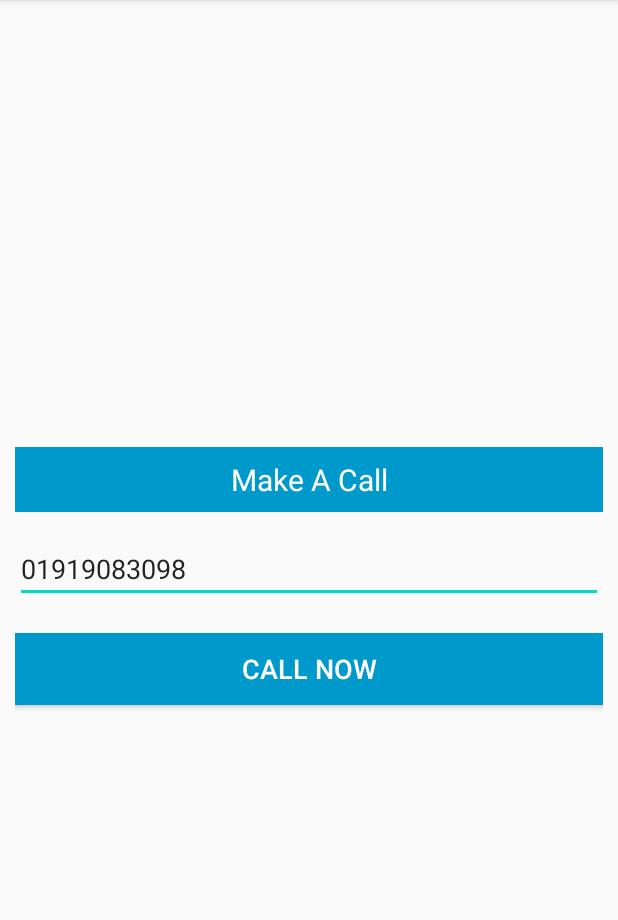
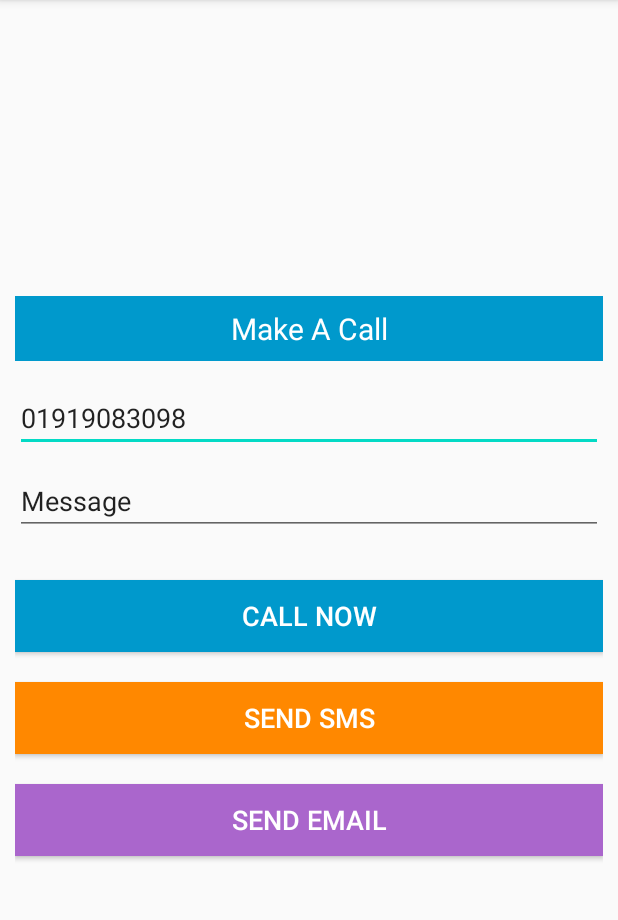
Before and after one commit to cseshahriar/Android-Learning-Repository, an Android app: the screen it shows after launch (MainActivity), after a tap on "CALL NOW", on a phone screen of 412 x 824 dp, the part 84-1004 px from its top. Run offline under Robolectric (Android 15) with nearby library versions, the phone set to English and light mode, and no system bars.

Commit message:
send sms

```diff
--- a/TelephoneApp/app/src/main/AndroidManifest.xml
+++ b/TelephoneApp/app/src/main/AndroidManifest.xml
@@ -2,7 +2,8 @@
 <manifest xmlns:android="http://schemas.android.com/apk/res/android"
     package="com.example.telephoneapp">
 
-    <uses-permission android:name="android.permission.CALL_PHONE"/>
+    <uses-permission android:name="android.permission.CALL_PHONE" />
+    <uses-permission android:name="android.permission.SEND_SMS" />
 
     <application
         android:allowBackup="true"
@@ -11,6 +12,7 @@
         android:roundIcon="@mipmap/ic_launcher_round"
         android:supportsRtl="true"
         android:theme="@style/AppTheme">
+        <activity android:name=".ThirdActivity"></activity>
         <activity android:name=".MainActivity">
             <intent-filter>
                 <action android:name="android.intent.action.MAIN" />
--- a/TelephoneApp/app/src/main/java/com/example/telephoneapp/MainActivity.java
+++ b/TelephoneApp/app/src/main/java/com/example/telephoneapp/MainActivity.java
@@ -4,6 +4,7 @@ import androidx.appcompat.app.AppCompatActivity;
 import androidx.core.app.ActivityCompat;
 
 import android.Manifest;
+import android.app.PendingIntent;
 import android.content.ActivityNotFoundException;
 import android.content.Context;
 import android.content.Intent;
@@ -11,6 +12,7 @@ import android.content.pm.PackageManager;
 import android.net.Uri;
 import android.os.Build;
 import android.os.Bundle;
+import android.telephony.SmsManager;
 import android.util.Log;
 import android.view.View;
 import android.widget.Button;
@@ -19,8 +21,8 @@ import android.widget.Toast;
 
 public class MainActivity extends AppCompatActivity {
     // properties
-    EditText editText;
-    Button button;
+    EditText editText, msg;
+    Button button, smsbutton, emailbutton;
     private  int PHONE_PERMISSION_CODE = 03;
 
     @Override
@@ -29,18 +31,24 @@ public class MainActivity extends AppCompatActivity {
         setContentView(R.layout.activity_main);
 
         editText = findViewById(R.id.phone);
+        msg = findViewById(R.id.msgEt);
         button = findViewById(R.id.callbtn);
+        smsbutton = findViewById(R.id.smsbtn);
+        emailbutton = findViewById(R.id.emailbtn);
 
+        final String mobileNumber = editText.getText().toString();
+
+        // makeing a phone call
         button.setOnClickListener(new View.OnClickListener() {
             @Override
             public void onClick(View v) {
-                String number =  editText.getText().toString();
-                if (number == "null" || number == "") {
+
+                if (mobileNumber == "null" || mobileNumber == "") {
                     Toast.makeText(MainActivity.this, "Phone number is required!", Toast.LENGTH_SHORT).show();
                 } else {
                     if(Build.VERSION.SDK_INT >= Build.VERSION_CODES.M) {
                         if (ActivityCompat.checkSelfPermission(MainActivity.this, Manifest.permission.CALL_PHONE) == PackageManager.PERMISSION_GRANTED) {
-                            MainActivity.this.startActivity(new Intent(Intent.ACTION_DIAL, Uri.parse("tel:" + number)));
+                            MainActivity.this.startActivity(new Intent(Intent.ACTION_DIAL, Uri.parse("tel:" + mobileNumber)));
                         } else {
                             if(ActivityCompat.shouldShowRequestPermissionRationale(MainActivity.this,  Manifest.permission.CALL_PHONE)) {
                                 Toast.makeText(MainActivity.this, "App requires Phone Call  Permission!", Toast.LENGTH_SHORT).show();
@@ -48,10 +56,33 @@ public class MainActivity extends AppCompatActivity {
                             ActivityCompat.requestPermissions(MainActivity.this, new String[]{Manifest.permission.CALL_PHONE}, PHONE_PERMISSION_CODE);
                         }
                     } else {
-                        MainActivity.this.startActivity(new Intent(Intent.ACTION_DIAL, Uri.parse("tel:" + number)));
+                        MainActivity.this.startActivity(new Intent(Intent.ACTION_DIAL, Uri.parse("tel:" + mobileNumber)));
                     }
                 }
             }
         });
+
+        // sms sending
+        smsbutton.setOnClickListener(new View.OnClickListener() {
+            @Override
+            public void onClick(View v) {
+                 String sms    = msg.getText().toString();
+
+                Intent intent = new Intent(Intent.ACTION_VIEW, Uri.parse("sms:" + mobileNumber));
+                intent.putExtra("sms_body", sms);
+                startActivity(intent);
+                Toast.makeText(getApplicationContext(), "Message has been successfully send!", Toast.LENGTH_SHORT).show();
+            }
+        });
+
+        // email sending
+        emailbutton.setOnClickListener(new View.OnClickListener() {
+            @Override
+            public void onClick(View v) {
+
+            }
+        });
+
+
     }
 }
--- a/TelephoneApp/app/src/main/res/layout/activity_main.xml
+++ b/TelephoneApp/app/src/main/res/layout/activity_main.xml
@@ -20,11 +20,22 @@
         android:text="Make A Call"
         android:layout_width="match_parent"
         android:layout_height="wrap_content"/>
+
   <EditText
+      android:inputType="number"
       android:text="01919083098"
       android:id="@+id/phone"
       android:layout_width="match_parent"
       android:layout_height="wrap_content"/>
+
+    <EditText
+        android:inputType="text"
+        android:layout_marginBottom="10dp"
+        android:layout_marginTop="10dp"
+        android:text="Message"
+        android:id="@+id/msgEt"
+        android:layout_width="match_parent"
+        android:layout_height="wrap_content"/>
 
     <Button
         android:textColor="#fff"
@@ -35,4 +46,24 @@
         android:text="Call Now"
         android:layout_width="match_parent"
         android:layout_height="wrap_content"/>
+
+    <Button
+        android:textColor="#fff"
+        android:background="@android:color/holo_orange_dark"
+        android:textSize="18sp"
+        android:layout_marginTop="20dp"
+        android:id="@+id/smsbtn"
+        android:text="Send SMS"
+        android:layout_width="match_parent"
+        android:layout_height="wrap_content"/>
+
+    <Button
+        android:textColor="#fff"
+        android:background="@android:color/holo_purple"
+        android:textSize="18sp"
+        android:layout_marginTop="20dp"
+        android:id="@+id/emailbtn"
+        android:text="Send Email"
+        android:layout_width="match_parent"
+        android:layout_height="wrap_content"/>
 </LinearLayout>
```
Also changed, not shown: TelephoneApp/app/src/main/java/com/example/telephoneapp/ThirdActivity.java (added, +14 -0 lines), TelephoneApp/app/src/main/res/layout/activity_third.xml (added, +9 -0 lines).
